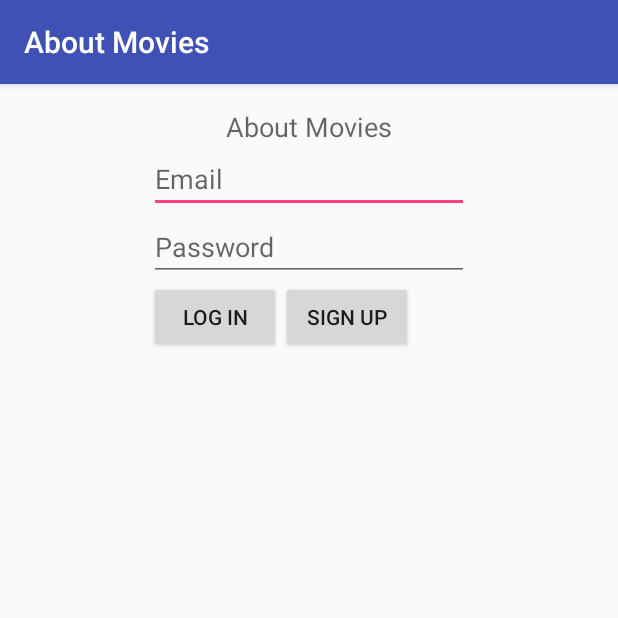
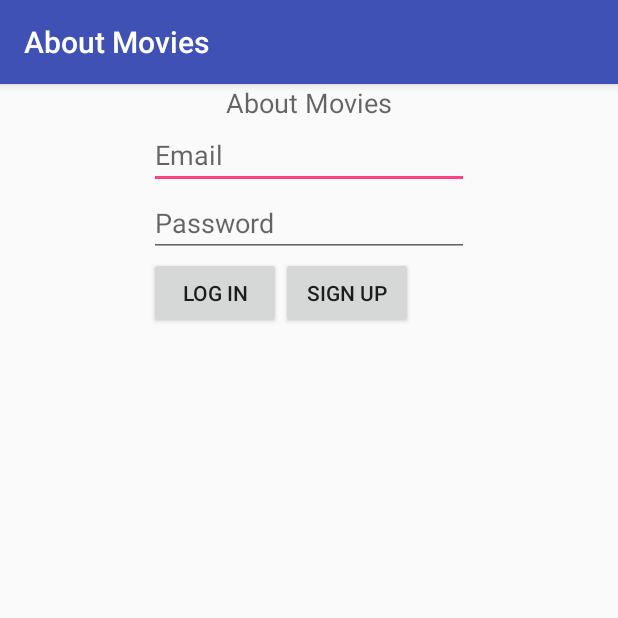
Before and after one commit to evdokimoveu/About-Movies, an Android app: the LoginActivity screen opened directly, with no data from a screen before it, on a phone screen of 412 x 824 dp, the top half of it. Run offline under Robolectric (Android 15) with nearby library versions, the phone set to English and light mode, and no system bars.

Commit message:
Change something for design.

```diff
--- a/app/src/main/res/layout/film_item.xml
+++ b/app/src/main/res/layout/film_item.xml
@@ -2,7 +2,7 @@
 <LinearLayout xmlns:android="http://schemas.android.com/apk/res/android"
     android:layout_width="match_parent"
     android:layout_height="match_parent"
-    android:padding="5dp">
+    android:padding="2dp">
 
     <ImageView
         android:id="@+id/image_item"
--- a/app/src/main/res/values-w820dp/dimens.xml
+++ b/app/src/main/res/values-w820dp/dimens.xml
@@ -1,6 +1,3 @@
 <resources>
-    <!-- Example customization of dimensions originally defined in res/values/dimens.xml
-         (such as screen margins) for screens with more than 820dp of available width. This
-         would include 7" and 10" devices in landscape (~960dp and ~1280dp respectively). -->
-    <dimen name="activity_horizontal_margin">64dp</dimen>
+    <dimen name="activity_horizontal_margin">0dp</dimen>
 </resources>
--- a/app/src/main/res/values/dimens.xml
+++ b/app/src/main/res/values/dimens.xml
@@ -1,5 +1,4 @@
 <resources>
-    <!-- Default screen margins, per the Android Design guidelines. -->
-    <dimen name="activity_horizontal_margin">16dp</dimen>
-    <dimen name="activity_vertical_margin">16dp</dimen>
+    <dimen name="activity_horizontal_margin">0dp</dimen>
+    <dimen name="activity_vertical_margin">0dp</dimen>
 </resources>
```
